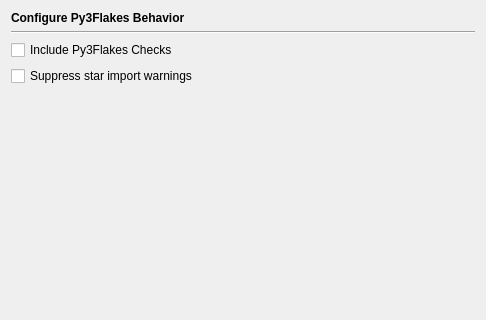
Old version of the form Preferences/ConfigurationPages/Py3FlakesPage.ui in the repository testmana2/test; both pictures show x 0 to 486 and y 0 to 320 of the 486 by 473 pixel window.
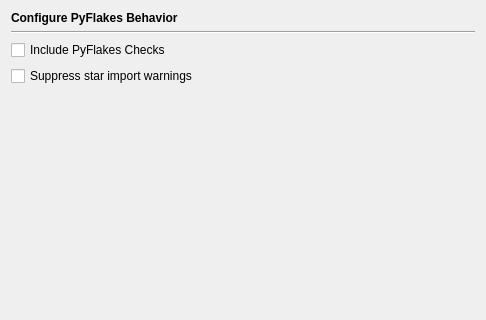
New version of the form.

```diff
--- a/Preferences/ConfigurationPages/Py3FlakesPage.ui
+++ b/Preferences/ConfigurationPages/Py3FlakesPage.ui
@@ -14,7 +14,7 @@
    <item>
     <widget class="QLabel" name="headerLabel">
      <property name="text">
-      <string>&lt;b&gt;Configure Py3Flakes Behavior&lt;/b&gt;</string>
+      <string>&lt;b&gt;Configure PyFlakes Behavior&lt;/b&gt;</string>
      </property>
     </widget>
    </item>
@@ -37,7 +37,7 @@
       <string>Select to include a py3flakes check after the syntax check</string>
      </property>
      <property name="text">
-      <string>Include Py3Flakes Checks</string>
+      <string>Include PyFlakes Checks</string>
      </property>
     </widget>
    </item>
```
